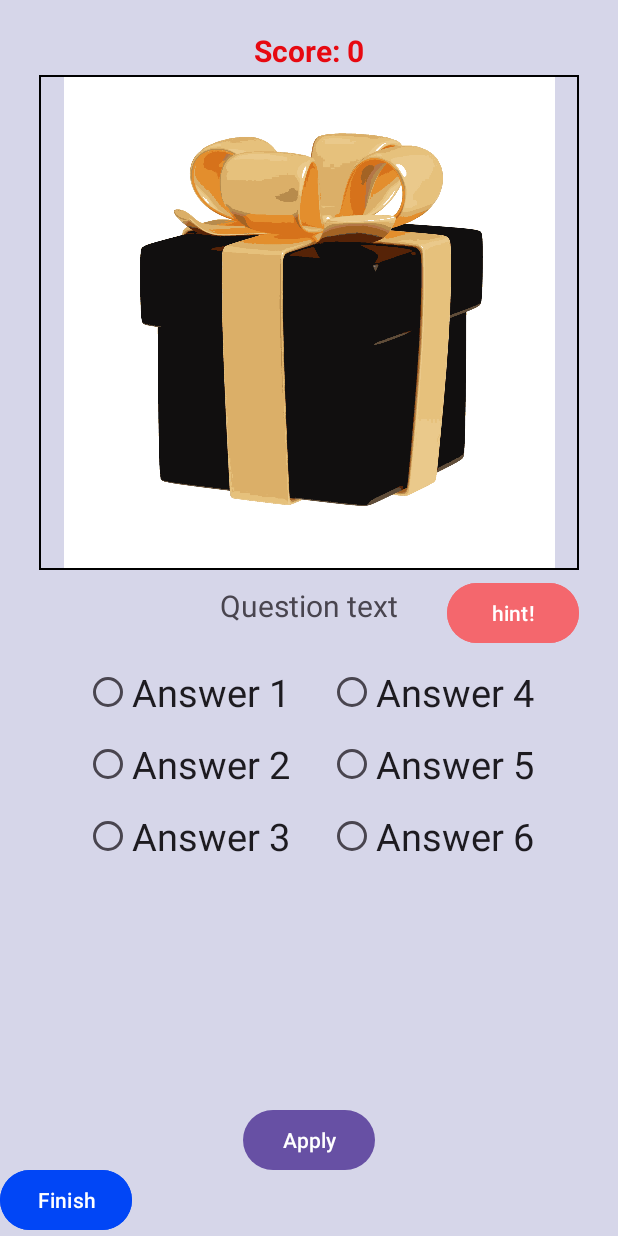
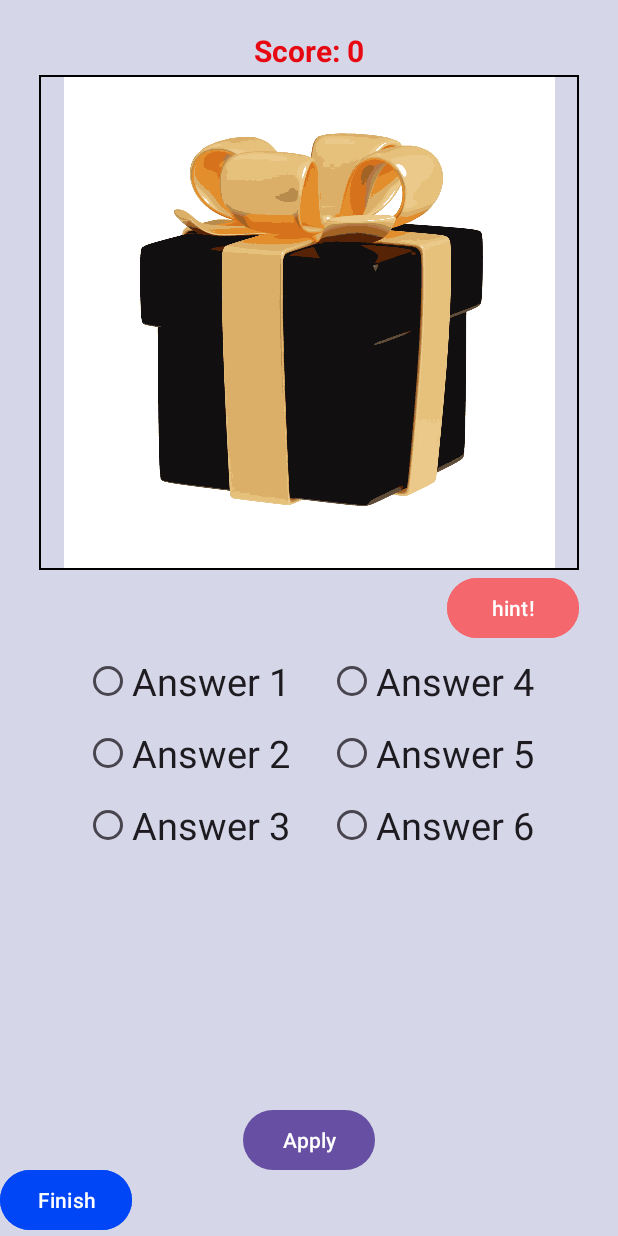
Before and after one commit to ShemLeon/Android_GeoQuiz, an Android app: the layout activity_quiz.xml on its own in the app's theme, with its tools: preview values and no code run, on a phone screen of 412 x 824 dp. Run offline under Robolectric (Android 15) with nearby library versions, the phone set to English and light mode, and no system bars.

Commit message:
New game types

```diff
--- a/app/src/main/java/com/example/geoquiz/ChooseActivity.java
+++ b/app/src/main/java/com/example/geoquiz/ChooseActivity.java
@@ -45,7 +45,7 @@ public class ChooseActivity extends AppCompatActivity implements TypeGameClickLi
         typeGameList.add(new TypeGame(1,"Easy", R.drawable.card_easy));
         typeGameList.add(new TypeGame(2, "Hard", R.drawable.card_hard));
         typeGameList.add(new TypeGame(3, "Nightmare", R.drawable.card_nigthmare));
-        typeGameList.add(new TypeGame(4, "Сlothing", R.drawable.card_clothing));
+        typeGameList.add(new TypeGame(4, "Clothing", R.drawable.card_clothing));
         typeGameList.add(new TypeGame(5, "History", R.drawable.card_history));
         typeGameList.add(new TypeGame(6, "Sport", R.drawable.card_sport));
 
--- a/app/src/main/res/layout/activity_quiz.xml
+++ b/app/src/main/res/layout/activity_quiz.xml
@@ -36,27 +36,19 @@
         app:layout_constraintTop_toTopOf="@id/tv_score"
         tools:src="@drawable/img" />
 
-    <TextView
-        android:id="@+id/tv_question"
-        android:layout_width="wrap_content"
-        android:layout_height="wrap_content"
-        android:layout_marginTop="10dp"
-        android:textSize="20sp"
-        app:layout_constraintEnd_toEndOf="parent"
-        app:layout_constraintStart_toStartOf="parent"
-        app:layout_constraintTop_toBottomOf="@+id/iv_question"
-        tools:text="Question text" />
+
 
     <androidx.gridlayout.widget.GridLayout
         android:id="@+id/rg_answers"
         android:layout_width="wrap_content"
         android:layout_height="wrap_content"
         android:layout_gravity="center"
-        android:layout_marginTop="20dp"
+        android:layout_marginTop="50dp"
         app:columnCount="2"
         app:layout_constraintEnd_toEndOf="parent"
         app:layout_constraintStart_toStartOf="parent"
-        app:layout_constraintTop_toBottomOf="@+id/tv_question"
+        app:layout_constraintTop_toBottomOf="@+id/iv_question"
+
         app:orientation="horizontal"
         app:rowCount="3">
 
```
